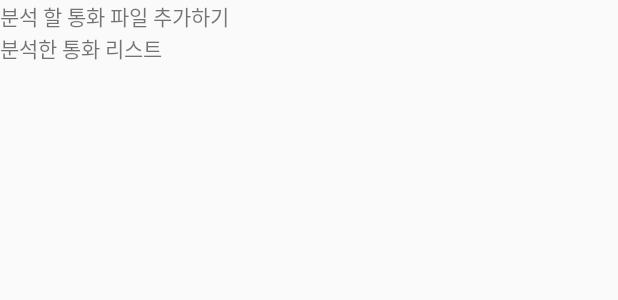
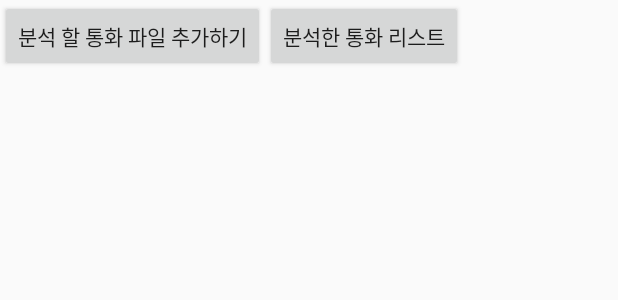
Before and after one commit to 0505eok/GreenWood, an Android app: the layout call_main.xml on its own in the app's theme, with its tools: preview values and no code run, on a phone screen of 412 x 824 dp. Shown: the top 300 px of the screen. Run offline under Robolectric (Android 15) with nearby library versions, the phone set to English and light mode, and no system bars.

```diff
--- a/app/src/main/java/com/example/greenwoodapp/navigate_main.java
+++ b/app/src/main/java/com/example/greenwoodapp/navigate_main.java
@@ -1,13 +1,17 @@
 package com.example.greenwoodapp;
 
+import android.os.Build;
 import android.os.Bundle;
 import android.view.MenuItem;
 
+import androidx.annotation.RequiresApi;
 import androidx.appcompat.app.AppCompatActivity;
 
+import com.example.greenwoodapp.Calendar.CalendarFragment;
 import com.google.android.material.bottomnavigation.BottomNavigationView;
 import com.google.android.material.navigation.NavigationBarView;
 
+@RequiresApi(api = Build.VERSION_CODES.O)
 public class navigate_main extends AppCompatActivity {
 
     BottomNavigationView bottomNavigationView;
--- a/app/src/main/res/layout/call_main.xml
+++ b/app/src/main/res/layout/call_main.xml
@@ -1,27 +1,19 @@
 <?xml version="1.0" encoding="utf-8"?>
-<androidx.constraintlayout.widget.ConstraintLayout xmlns:android="http://schemas.android.com/apk/res/android"
-    xmlns:app="http://schemas.android.com/apk/res-auto"
+<LinearLayout
     xmlns:tools="http://schemas.android.com/tools"
+    xmlns:android="http://schemas.android.com/apk/res/android"
     android:layout_width="match_parent"
     android:layout_height="match_parent">
 
-    <LinearLayout
-        android:layout_width="409dp"
-        android:layout_height="252dp"
-        android:orientation="vertical"
-        tools:layout_editor_absoluteX="1dp"
-        tools:layout_editor_absoluteY="1dp">
-
-        <TextView
-            android:id="@+id/textView2"
+   <Button
+        android:id="@+id/addFileBtn"
         android:layout_width="wrap_content"
         android:layout_height="wrap_content"
         android:text="분석 할 통화 파일 추가하기" />
 
-        <TextView
-            android:id="@+id/textView"
+    <Button
+        android:id="@+id/getListBtn"
         android:layout_width="wrap_content"
         android:layout_height="wrap_content"
         android:text="분석한 통화 리스트" />
 </LinearLayout>
-</androidx.constraintlayout.widget.ConstraintLayout>
--- a/app/src/main/res/layout/fragment_calendar.xml
+++ b/app/src/main/res/layout/fragment_calendar.xml
@@ -3,7 +3,7 @@
     xmlns:tools="http://schemas.android.com/tools"
     android:layout_width="match_parent"
     android:layout_height="match_parent"
-    tools:context=".CalendarFragment">
+    tools:context=".Calendar.CalendarFragment">
 
     <TextView
         android:layout_width="wrap_content"
```
Also changed, not shown: app/src/main/java/com/example/greenwoodapp/Calendar/CalendarFragment.java (added, +108 -0 lines), app/src/main/java/com/example/greenwoodapp/CalendarFragment.java (deleted, +0 -49 lines), app/src/main/java/com/example/greenwoodapp/HomeFragment.java (+3 -24 lines), app/src/main/res/drawable/ic_baseline_home_24.xml (added, +10 -0 lines), app/src/main/res/layout/calendar_main.xml (+7 -4 lines). Lines whose indentation alone changed are shown as unchanged.
